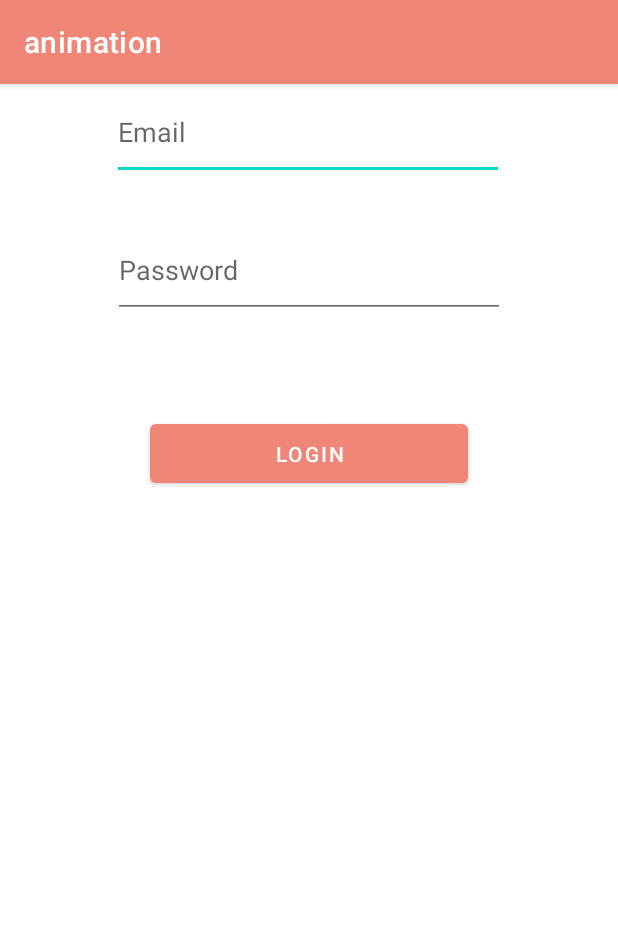
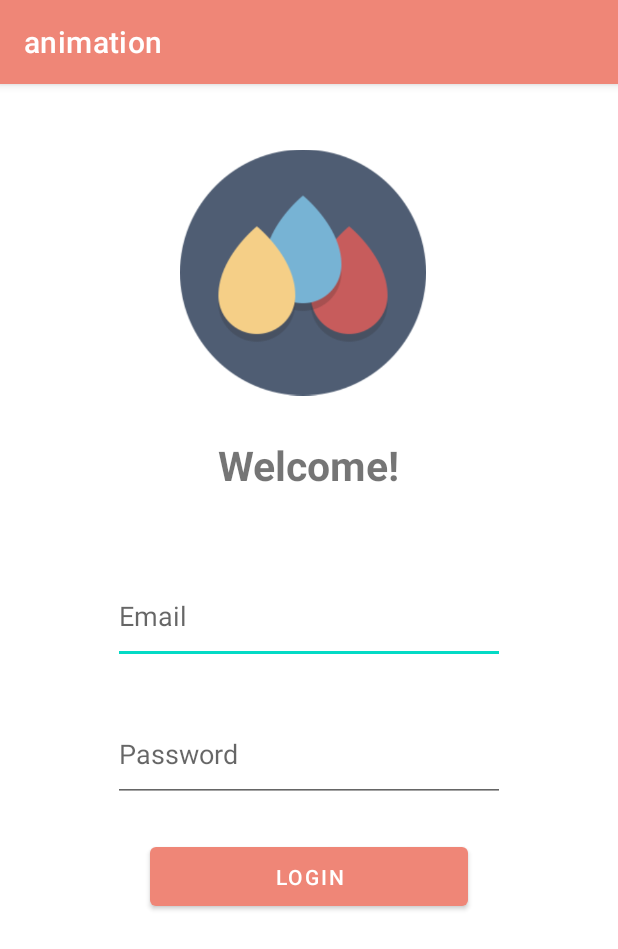
Before and after one commit to fatihhcan/KotlinAnimation, an Android app: the screen it shows after launch (MainActivity), on a phone screen of 412 x 824 dp. Shown: the top 949 px of the screen. Run offline under Robolectric (Android 15) with nearby library versions, the phone set to English and light mode, and no system bars.

Commit message:
text anim added

```diff
--- a/app/src/main/java/com/example/animation/MainActivity.kt
+++ b/app/src/main/java/com/example/animation/MainActivity.kt
@@ -2,10 +2,18 @@ package com.example.animation
 
 import androidx.appcompat.app.AppCompatActivity
 import android.os.Bundle
+import android.view.animation.AnimationUtils
+import android.widget.TextView
 
 class MainActivity : AppCompatActivity() {
     override fun onCreate(savedInstanceState: Bundle?) {
         super.onCreate(savedInstanceState)
         setContentView(R.layout.activity_main)
+
+        val buttonAnim = AnimationUtils.loadAnimation(this,R.anim.button)
+
+        val welcomeText = findViewById(R.id.textView) as TextView
+
+        welcomeText.startAnimation(buttonAnim)
     }
 }
--- /dev/null
+++ b/app/src/main/res/anim/button.xml
@@ -0,0 +1,16 @@
+<?xml version="1.0" encoding="utf-8"?>
+<set xmlns:android="http://schemas.android.com/apk/res/android"
+    android:duration="650"
+    android:startOffset="100"
+    >
+
+
+    <translate
+        android:fromXDelta="-100"
+        android:toYDelta="0"
+        />
+    <alpha
+        android:fromAlpha="0.0"
+        android:toAlpha="1.0"
+        />
+</set>
--- a/app/src/main/res/layout/activity_main.xml
+++ b/app/src/main/res/layout/activity_main.xml
@@ -1,45 +1,73 @@
 <?xml version="1.0" encoding="utf-8"?>
-<androidx.constraintlayout.widget.ConstraintLayout xmlns:android="http://schemas.android.com/apk/res/android"
+<LinearLayout xmlns:android="http://schemas.android.com/apk/res/android"
     xmlns:app="http://schemas.android.com/apk/res-auto"
     xmlns:tools="http://schemas.android.com/tools"
     android:layout_width="match_parent"
     android:layout_height="match_parent"
+    android:orientation="vertical"
 
     tools:context=".MainActivity">
 
+    <ImageView
+        android:id="@+id/imageView"
+        android:layout_width="164dp"
+        android:layout_height="179dp"
+        android:layout_gravity="top"
+        android:layout_marginTop="36dp"
+        app:srcCompat="@drawable/logo"
+        android:layout_marginLeft="120dp"
+        />
+
+    <TextView
+        android:id="@+id/textView"
+        android:layout_width="wrap_content"
+        android:layout_height="wrap_content"
+        android:layout_gravity="center"
+        android:text="Welcome!"
+        android:textSize="27sp"
+        android:textStyle="bold"
+        android:layout_marginTop="20dp"
+        app:layout_constraintTop_toBottomOf="@+id/imageView" />
+    <LinearLayout
+       android:layout_gravity="center"
+       android:orientation="vertical"
+       android:layout_width="wrap_content"
+       android:layout_height="wrap_content"
+        android:layout_marginTop="50dp"
+        >
        <EditText
-        android:id="@+id/editTextTextEmailAddress"
+           android:id="@+id/editTextEmailAddress"
            android:layout_width="261dp"
            android:layout_height="64dp"
-        android:ems="10"
            android:hint="Email"
            android:inputType="textEmailAddress"
-        app:layout_constraintEnd_toEndOf="parent"
-        app:layout_constraintHorizontal_bias="0.497"
-        app:layout_constraintStart_toStartOf="parent"
-        tools:layout_editor_absoluteY="316dp" />
+           />
 
        <EditText
-        android:id="@+id/editTextTextPassword"
+           android:id="@+id/editTextPassword"
            android:layout_width="261dp"
            android:layout_height="64dp"
            android:layout_marginTop="28dp"
-        android:ems="10"
            android:hint="Password"
            android:inputType="textPassword"
-        app:layout_constraintEnd_toEndOf="parent"
-        app:layout_constraintStart_toStartOf="parent"
-        app:layout_constraintTop_toBottomOf="@+id/editTextTextEmailAddress" />
+          />
+   </LinearLayout>
 
     <Button
+
         android:id="@+id/button"
         android:layout_width="212dp"
         android:layout_height="51dp"
         android:layout_marginTop="24dp"
+        android:layout_gravity="center"
         android:text="LOGIN"
         app:layout_constraintBottom_toBottomOf="parent"
-        app:layout_constraintEnd_toEndOf="@+id/editTextTextPassword"
-        app:layout_constraintStart_toStartOf="@+id/editTextTextPassword"
-        app:layout_constraintTop_toBottomOf="@+id/editTextTextPassword"
+        app:layout_constraintEnd_toEndOf="parent"
+        app:layout_constraintStart_toStartOf="parent"
+        app:layout_constraintTop_toBottomOf="@+id/editTextPassword"
         app:layout_constraintVertical_bias="0.076" />
-</androidx.constraintlayout.widget.ConstraintLayout>
+
+
+
+
+</LinearLayout>
```
Also changed, not shown: app/src/main/res/drawable/logo.png (added). Lines whose indentation alone changed are shown as unchanged.
